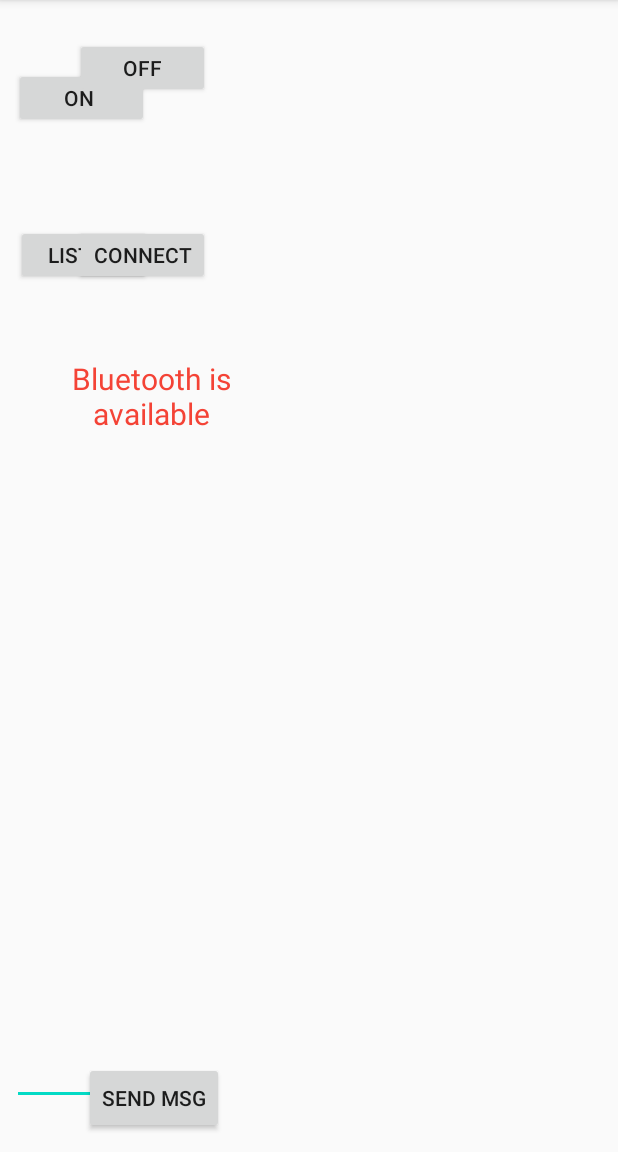
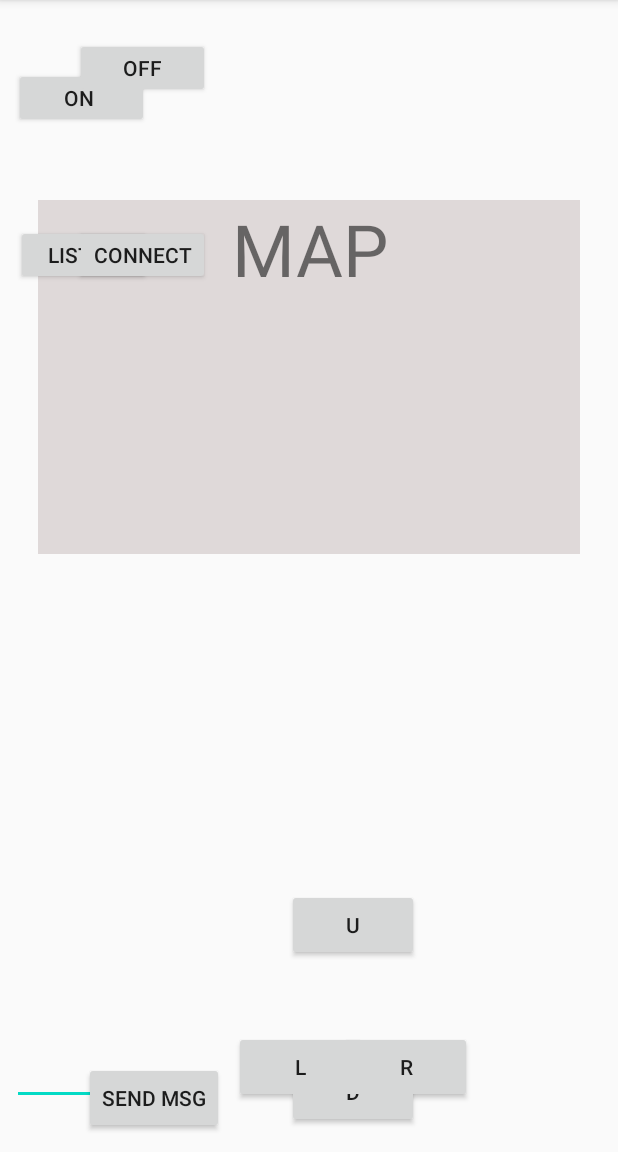
Before and after one commit to Anthony-Zou/mdp40, an Android app: the screen it shows after launch (BTChat), on a phone screen of 412 x 824 dp, the part 84-1236 px from its top. Run offline under Robolectric (Android 15) with nearby library versions, the phone set to English and light mode, and no system bars.

Commit message:
Bluetooth Draft donev2

```diff
--- a/app/src/main/java/com/example/mdp40/BlueTooth/BTChat.java
+++ b/app/src/main/java/com/example/mdp40/BlueTooth/BTChat.java
@@ -29,7 +29,7 @@
 import java.util.UUID;
 
 public class BTChat extends AppCompatActivity {
-    Button listen, send, listDevices,mOnBtn, mOffBtn;
+    Button listen, send, listDevices,mOnBtn, mOffBtn, upBtn,downBtn,leftBtn,rightBtn;
     ListView listView;
     TextView msg_box, status;
     EditText writeMsg;
@@ -161,6 +161,34 @@
                sendReceive.write(string.getBytes());
            }
        });
+        upBtn.setOnClickListener(new View.OnClickListener() {
+            @Override
+            public void onClick(View view) {
+                String string = "up";
+                sendReceive.write(string.getBytes());
+            }
+        });
+        downBtn.setOnClickListener(new View.OnClickListener() {
+            @Override
+            public void onClick(View view) {
+                String string = "down";
+                sendReceive.write(string.getBytes());
+            }
+        });
+        leftBtn.setOnClickListener(new View.OnClickListener() {
+            @Override
+            public void onClick(View view) {
+                String string = "left";
+                sendReceive.write(string.getBytes());
+            }
+        });
+        rightBtn.setOnClickListener(new View.OnClickListener() {
+            @Override
+            public void onClick(View view) {
+                String string = "right";
+                sendReceive.write(string.getBytes());
+            }
+        });
     }
 
 
@@ -203,6 +231,10 @@
         writeMsg= findViewById(R.id.writemsg);
         mOnBtn = findViewById(R.id.buttonOn);
         mOffBtn = findViewById(R.id.buttonOff);
+        upBtn = findViewById(R.id.buttonUp);
+        downBtn= findViewById(R.id.buttonDown);
+        leftBtn= findViewById(R.id.buttonLeft);
+        rightBtn= findViewById(R.id.buttonRight);
 
     }
 
--- a/app/src/main/res/layout/activity_btchat.xml
+++ b/app/src/main/res/layout/activity_btchat.xml
@@ -59,17 +59,20 @@
 
     <TextView
         android:id="@+id/msg"
-        android:layout_width="212dp"
-        android:layout_height="86dp"
+        android:layout_width="214dp"
+        android:layout_height="62dp"
+        android:layout_marginStart="20dp"
+        android:layout_marginEnd="33dp"
         android:text=""
-        android:textAlignment="viewStart"
+        android:textAlignment="center"
         android:textColor="#3B630C"
-        android:textSize="20sp"
+        android:textSize="34sp"
         app:layout_constraintBottom_toBottomOf="parent"
+        app:layout_constraintEnd_toStartOf="@+id/textView"
+        app:layout_constraintStart_toStartOf="parent"
         app:layout_constraintTop_toTopOf="parent"
         app:layout_constraintVertical_bias="0.782"
-        tools:ignore="MissingConstraints"
-        tools:layout_editor_absoluteX="20dp" />
+        tools:ignore="MissingConstraints" />
 
     <EditText
         android:id="@+id/writemsg"
@@ -121,4 +124,67 @@
         app:layout_constraintTop_toTopOf="parent"
         app:layout_constraintVertical_bias="0.008" />
 
+    <TextView
+        android:id="@+id/textView"
+        android:layout_width="361dp"
+        android:layout_height="236dp"
+        android:background="#DFD9D9"
+        android:text="MAP"
+        android:textAlignment="center"
+        android:textSize="48sp"
+        app:layout_constraintBottom_toBottomOf="parent"
+        app:layout_constraintEnd_toEndOf="parent"
+        app:layout_constraintStart_toStartOf="parent"
+        app:layout_constraintTop_toTopOf="parent"
+        app:layout_constraintVertical_bias="0.251" />
+
+    <Button
+        android:id="@+id/buttonUp"
+        android:layout_width="wrap_content"
+        android:layout_height="wrap_content"
+        android:text="U"
+        app:layout_constraintBottom_toBottomOf="parent"
+        app:layout_constraintEnd_toEndOf="parent"
+        app:layout_constraintHorizontal_bias="0.59"
+        app:layout_constraintStart_toStartOf="parent"
+        app:layout_constraintTop_toTopOf="parent"
+        app:layout_constraintVertical_bias="0.823" />
+
+    <Button
+        android:id="@+id/buttonDown"
+        android:layout_width="wrap_content"
+        android:layout_height="wrap_content"
+        android:layout_marginBottom="16dp"
+        android:text="D"
+        app:layout_constraintBottom_toBottomOf="parent"
+        app:layout_constraintEnd_toEndOf="parent"
+        app:layout_constraintHorizontal_bias="0.59"
+        app:layout_constraintStart_toStartOf="parent"
+        app:layout_constraintTop_toBottomOf="@+id/buttonUp"
+        app:layout_constraintVertical_bias="1.0" />
+
+    <Button
+        android:id="@+id/buttonLeft"
+        android:layout_width="wrap_content"
+        android:layout_height="wrap_content"
+        android:text="L"
+        app:layout_constraintBottom_toBottomOf="parent"
+        app:layout_constraintEnd_toEndOf="parent"
+        app:layout_constraintHorizontal_bias="0.481"
+        app:layout_constraintStart_toStartOf="parent"
+        app:layout_constraintTop_toTopOf="parent"
+        app:layout_constraintVertical_bias="0.955" />
+
+    <Button
+        android:id="@+id/buttonRight"
+        android:layout_width="wrap_content"
+        android:layout_height="wrap_content"
+        android:text="R"
+        app:layout_constraintBottom_toBottomOf="parent"
+        app:layout_constraintEnd_toEndOf="parent"
+        app:layout_constraintHorizontal_bias="0.699"
+        app:layout_constraintStart_toStartOf="parent"
+        app:layout_constraintTop_toTopOf="parent"
+        app:layout_constraintVertical_bias="0.955" />
+
 </android.support.constraint.ConstraintLayout>
```
